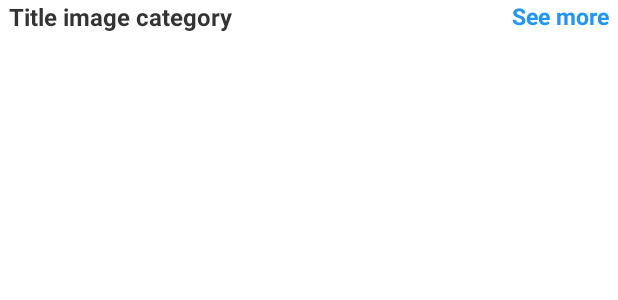
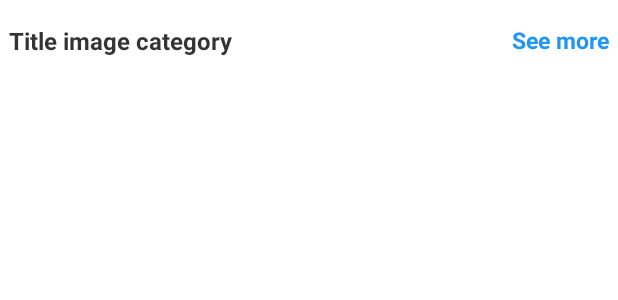
Before and after one commit to dangminh589178/MyAppGallery, an Android app: the layout item_gallery_category.xml on its own in the app's theme, with its tools: preview values and no code run, on a phone screen of 412 x 824 dp. Shown: the top 300 px of the screen. Run offline under Robolectric (Android 15) with nearby library versions, the phone set to English and light mode, and no system bars.

Commit message:
- Edit viewpager

```diff
--- a/app/src/main/java/com/example/myapp/app/extensions/GlideExtension.kt
+++ b/app/src/main/java/com/example/myapp/app/extensions/GlideExtension.kt
@@ -4,7 +4,7 @@ import android.content.Context
 import android.graphics.drawable.Drawable
 import com.bumptech.glide.Glide
 import com.bumptech.glide.RequestBuilder
-import com.example.myapp.app.Utils.Utils
+import com.example.myapp.app.utils.Utils
 
 object GlideExtension {
     fun withLoad(context: Context, url: String?): RequestBuilder<Drawable> {
--- a/app/src/main/java/com/example/myapp/app/extensions/ViewpagerExtension.kt
+++ b/app/src/main/java/com/example/myapp/app/extensions/ViewpagerExtension.kt
@@ -1,11 +1,15 @@
 package com.example.myapp.app.extensions
 
 import android.util.Log
+import android.view.View
 import androidx.viewpager2.widget.ViewPager2
 import com.example.myapp.R
 import kotlin.math.abs
 
 object ViewpagerExtension {
+
+    private const val ONE = 1
+    private const val ALPHA = 0.30f
 
     fun ViewPager2.addCarouselEffect() {
         clipToPadding = false
@@ -17,7 +21,6 @@ object ViewpagerExtension {
         setPageTransformer { page, position ->
             val offset = position * -(2 * offsetPx + pageMarginPx)
             page.translationX = offset
-            Log.d("addCaraouselEffect", " position: $position addCarouselEffect: ${1- (0.25f * abs(position))} ")
             page.scaleY = 1- (0.30f * abs(position))
 
         }
--- a/app/src/main/java/com/example/myapp/app/ui/gallerywall/GalleryWallPaperFragment.kt
+++ b/app/src/main/java/com/example/myapp/app/ui/gallerywall/GalleryWallPaperFragment.kt
@@ -120,12 +120,10 @@ class GalleryWallPaperFragment : BaseFragment() {
 
     override fun onDestroyView() {
         super.onDestroyView()
-        Log.d("kasdjkssssds", "onDestroyView: ")
         binding = null
     }
 
     private fun initLaunch() {
-        Log.d("lpsapdasd", "initLaunch: ")
         lifecycleScope.launchWhenCreated {
             launch {
                 viewModel.loadingState().collect {
@@ -135,7 +133,6 @@ class GalleryWallPaperFragment : BaseFragment() {
             launch {
                 viewModel.listResponseImage.collect {
                     if (it.size > 0) {
-                        Log.d("sizsadas", it.size.toString())
                         adapter.submitList(viewModel.listResponseImage.value)
                     } else {
                         Log.d("zỏtosngdsdf", "adsad: ")
--- a/app/src/main/java/com/example/myapp/app/ui/gallerywall/adapter/GalleryWallPaperAdapter.kt
+++ b/app/src/main/java/com/example/myapp/app/ui/gallerywall/adapter/GalleryWallPaperAdapter.kt
@@ -1,19 +1,14 @@
 package com.example.myapp.app.ui.gallerywall.adapter
 
-import android.icu.text.CaseMap.Title
-import android.util.Log
 import android.view.LayoutInflater
 import android.view.ViewGroup
-import androidx.viewpager2.widget.ViewPager2
 import androidx.viewpager2.widget.ViewPager2.ORIENTATION_HORIZONTAL
 import com.example.myapp.app.data.local.model.TypeArray
 import com.example.myapp.app.extensions.ViewpagerExtension.addCarouselEffect
 import com.example.myapp.app.ui.base.BaseListAdapter
 import com.example.myapp.app.ui.gallerywall.model.CategoryViewType
 import com.example.myapp.app.ui.gallerywall.model.GalleryCategoryItem
-import com.example.myapp.databinding.ItemGalleryBinding
 import com.example.myapp.databinding.ItemGalleryCategoryBinding
-import com.example.myapp.databinding.ViewpagerCategoryDetailBinding
 import com.example.myapp.databinding.ViewpagerCategoryItemBinding
 
 /**
--- a/app/src/main/res/layout/item_gallery_category.xml
+++ b/app/src/main/res/layout/item_gallery_category.xml
@@ -2,9 +2,10 @@
 <androidx.constraintlayout.widget.ConstraintLayout xmlns:android="http://schemas.android.com/apk/res/android"
     xmlns:app="http://schemas.android.com/apk/res-auto"
     xmlns:tools="http://schemas.android.com/tools"
+    android:layout_width="match_parent"
+    android:layout_height="wrap_content"
     android:paddingHorizontal="@dimen/padding_6dp"
-    android:layout_width="match_parent"
-    android:layout_height="wrap_content">
+    android:paddingTop="@dimen/margin_16dp">
 
     <TextView
         android:id="@+id/title_category"
--- a/app/src/main/res/values/colors.xml
+++ b/app/src/main/res/values/colors.xml
@@ -26,6 +26,7 @@
     <color name="black_80">#CC000000</color>
     <color name="red">#E30000</color>
     <color name="shadow_mountain_fitness">#CC5F6772</color>
+    <color name="default_shadow_color">#88757575</color>
 
     <color name="black_opacity_10">#1A000000</color>
     <color name="color_button_controller">#CB5F6772</color>
--- a/app/src/main/res/values/dimens.xml
+++ b/app/src/main/res/values/dimens.xml
@@ -104,6 +104,8 @@
     <dimen name="margin_64dp">64dp</dimen>
     <dimen name="margin_88dp">88dp</dimen>
     <dimen name="margin_103dp">103dp</dimen>
+    <dimen name="default_corner_radius">4dp</dimen>
+    <dimen name="default_shadow_radius">4dp</dimen>
 
     <dimen name="radius_8dp">8dp</dimen>
     <dimen name="radius_10dp">10dp</dimen>
```
Also changed, not shown: app/src/main/java/com/example/myapp/app/Utils/Utils.kt (deleted, +0 -15 lines), app/src/main/java/com/example/myapp/app/utils/Utils.kt (added, +25 -0 lines).
